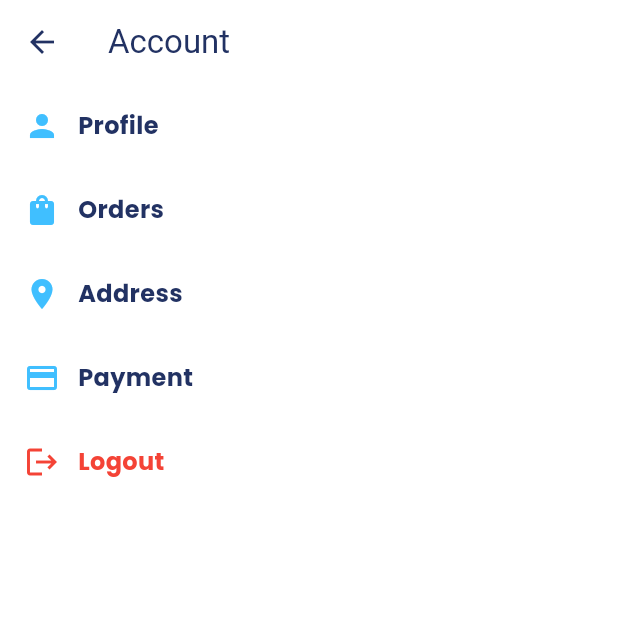
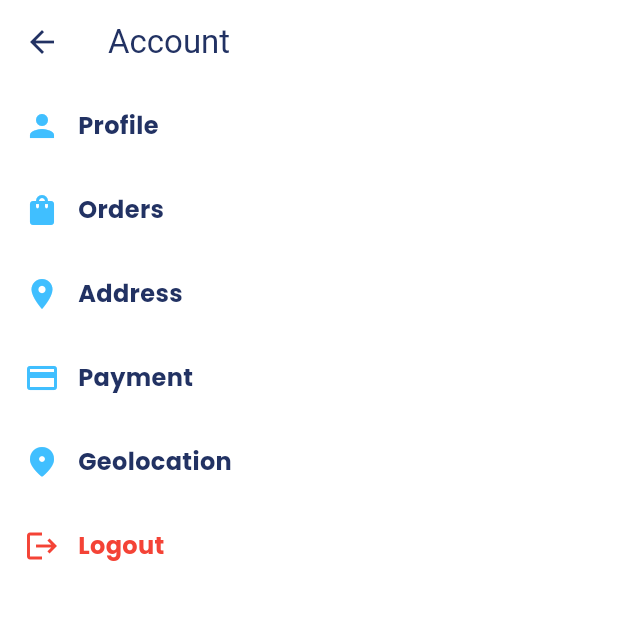
Before and after one commit to paulaandrezza/ADS-6-Semestre, a Flutter app: the AccountScreen screen opened directly, on a phone screen of 412 x 824 dp, the top half of it. Run offline on Flutter 3.47's test engine with Material 3 defaults, Android fonts, the phone set to English and light mode, and no system bars; our stand-ins replace camera, flutter_dotenv, flutter_local_notifications, flutter_svg, geolocator, google_fonts and 3 more; missing offline and left inert: flutter_image_gallery_saver; accounts and stored records are empty; project files that could hold a hidden picture were left out.

Commit message:
add geolocation

```diff
--- a/PDMI6/Projetos/lafyuu/lib/presentation/data/account_menu_items.dart
+++ b/PDMI6/Projetos/lafyuu/lib/presentation/data/account_menu_items.dart
@@ -25,6 +25,11 @@ final List<MenuItemData> accountMenuItems = [
     route: AppRoutes.accountPayment,
   ),
   MenuItemData(
+    icon: Icons.location_on_rounded,
+    title: 'Geolocation',
+    route: AppRoutes.AccountGelocation,
+  ),
+  MenuItemData(
     icon: Icons.logout,
     title: 'Logout',
     isDestructive: true,
--- a/PDMI6/Projetos/lafyuu/lib/routes/app_router.dart
+++ b/PDMI6/Projetos/lafyuu/lib/routes/app_router.dart
@@ -3,6 +3,7 @@ import 'package:lafyuu/models/enums/Gender.dart';
 import 'package:lafyuu/views/main/client/main_navigation_page.dart';
 import 'package:lafyuu/views/main/client/tabScreens/account/pages/account_address_page.dart';
 import 'package:lafyuu/views/main/client/tabScreens/account/pages/account_payment_page.dart';
+import 'package:lafyuu/views/main/client/tabScreens/account/pages/geolocation/account_geolocation_page.dart';
 import 'package:lafyuu/views/main/client/tabScreens/account/pages/order/account_order_page.dart';
 import 'package:lafyuu/views/main/client/tabScreens/account/pages/order/order_detail_page.dart';
 import 'package:lafyuu/views/main/client/tabScreens/account/pages/profile/account_profile_page.dart';
@@ -53,6 +54,8 @@ Route<dynamic> generateAppRoute(RouteSettings settings) {
       return MaterialPageRoute(builder: (_) => AccountAddressPage());
     case '/account/payment':
       return MaterialPageRoute(builder: (_) => AccountPaymentPage());
+    case '/account/geolocation':
+      return MaterialPageRoute(builder: (_) => AccountGeolocationPage());
 
     case '/edit/fullName':
       final fullName = settings.arguments as String;
--- a/PDMI6/Projetos/lafyuu/lib/routes/app_routes.dart
+++ b/PDMI6/Projetos/lafyuu/lib/routes/app_routes.dart
@@ -12,6 +12,7 @@ enum AppRoutes {
   accountOrderDetails,
   accountAddress,
   accountPayment,
+  AccountGelocation,
 
   editFullName,
   editGender,
@@ -50,6 +51,8 @@ extension AppRoutesExtension on AppRoutes {
         return '/account/address';
       case AppRoutes.accountPayment:
         return '/account/payment';
+      case AppRoutes.AccountGelocation:
+        return '/account/geolocation';
 
       case AppRoutes.editFullName:
         return '/edit/fullName';
--- a/PDMI6/Projetos/lafyuu/pubspec.yaml
+++ b/PDMI6/Projetos/lafyuu/pubspec.yaml
@@ -18,6 +18,10 @@ dependencies:
   image_picker: ^1.1.0
   path_provider: ^2.0.15
   flutter_local_notifications: ^19.3.0
+  geolocator: ^14.0.1
+  geocoding: ^4.0.0
+  google_maps_flutter: ^2.12.3
+  flutter_dotenv: ^5.2.1
 
 dev_dependencies:
   flutter_test:
@@ -29,3 +33,4 @@ flutter:
   uses-material-design: true
   assets:
     - assets/images/
+    - .env
```
Also changed, not shown: PDMI6/Projetos/lafyuu/lib/main.dart (+13 -2 lines), PDMI6/Projetos/lafyuu/lib/views/main/client/tabScreens/account/pages/geolocation/account_geolocation_page.dart (added, +63 -0 lines), PDMI6/Projetos/lafyuu/pubspec.lock, 7 other files.
